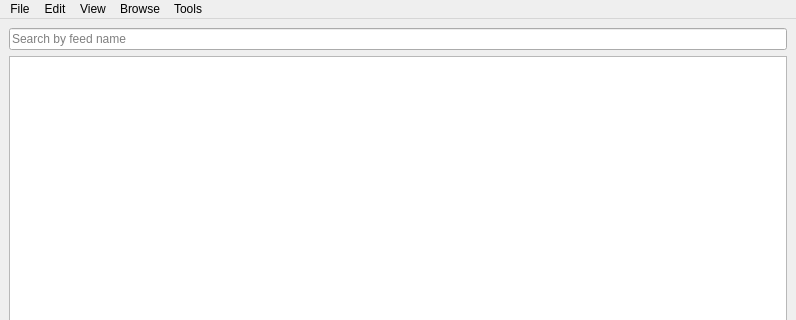
Old version of the form harvester.ui in the repository Azcobu/harvester; both pictures show x 0 to 796 and y 0 to 320 of the 796 by 543 pixel window.
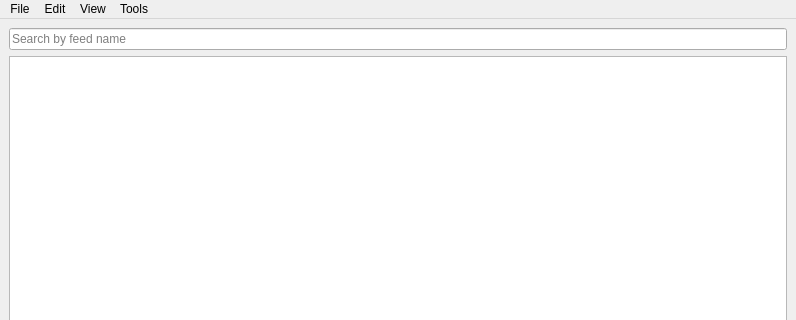
New version of the form. Icons and pictures are not drawn.

Commit message: Adds load DB dialog, view X most recent

Diff of the .ui file:
```diff
--- a/harvester.ui
+++ b/harvester.ui
@@ -105,11 +105,7 @@
     <property name="title">
      <string>View</string>
     </property>
-   </widget>
-   <widget class="QMenu" name="menuBrowse">
-    <property name="title">
-     <string>Browse</string>
-    </property>
+    <addaction name="actionMost_Recent"/>
    </widget>
    <widget class="QMenu" name="menuTools">
     <property name="title">
@@ -130,7 +126,6 @@
    <addaction name="menuFile"/>
    <addaction name="menuEdit"/>
    <addaction name="menuView"/>
-   <addaction name="menuBrowse"/>
    <addaction name="menuTools"/>
   </widget>
   <widget class="QStatusBar" name="statusbar"/>
```
Left out of the diff: 11 changed lines with no effect on the pictures. The commit also changes 2 other files.
